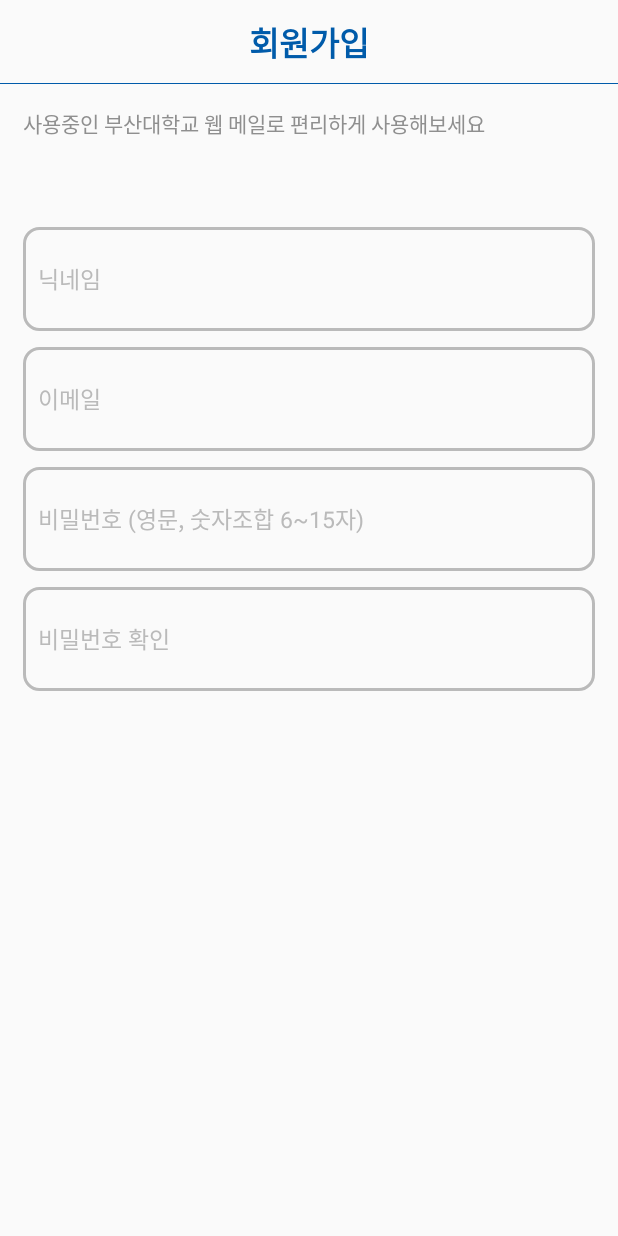
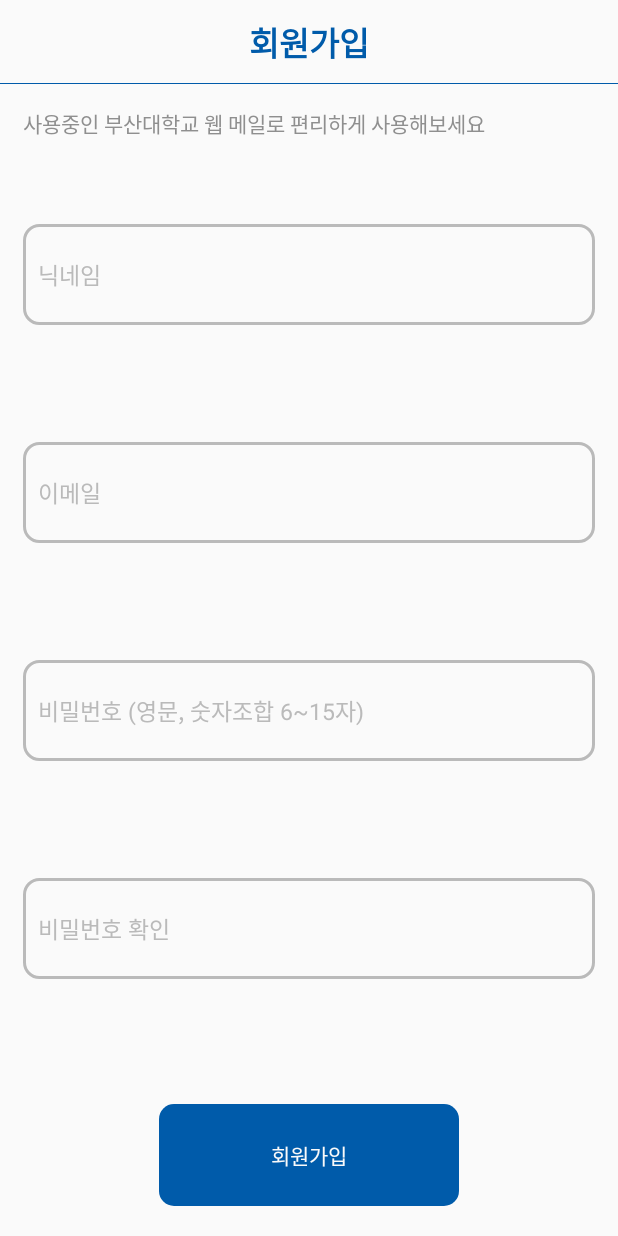
Before and after one commit to extJo/isthere, an Android app: the RegisterLogin screen opened directly, with no data from a screen before it, on a phone screen of 412 x 824 dp. Run offline under Robolectric (Android 15) with nearby library versions, the phone set to English and light mode, and no system bars.

Commit message:
login 페이지 수정중

```diff
--- a/app/src/main/res/layout/register_login.xml
+++ b/app/src/main/res/layout/register_login.xml
@@ -52,6 +52,10 @@
             <requestFocus/>
         </EditText>
 
+        <LinearLayout
+            android:layout_width="match_parent"
+            android:layout_height="0dp"
+            android:layout_weight="1"/>
         <EditText
             android:id="@+id/register_email"
             android:layout_width="match_parent"
@@ -67,6 +71,10 @@
             android:inputType="textEmailAddress"
             />
 
+        <LinearLayout
+            android:layout_width="match_parent"
+            android:layout_height="0dp"
+            android:layout_weight="1"/>
         <EditText
             android:id="@+id/register_password"
             android:layout_width="match_parent"
@@ -82,6 +90,10 @@
             android:inputType="textPassword"
             />
 
+        <LinearLayout
+            android:layout_width="match_parent"
+            android:layout_height="0dp"
+            android:layout_weight="1"/>
         <EditText
             android:id="@+id/register_password_confirm"
             android:layout_width="match_parent"
@@ -98,6 +110,23 @@
             android:imeOptions="actionDone"
             />
 
+        <LinearLayout
+            android:layout_width="match_parent"
+            android:layout_height="0dp"
+            android:layout_weight="1"/>
+
+        <Button
+            android:id="@+id/register_finish_button"
+            android:layout_width="200dp"
+            android:layout_height="0dp"
+            android:layout_weight="1"
+            android:layout_gravity="center"
+            android:layout_margin="10dp"
+            android:background="@drawable/roundcorner_fullblue"
+            android:text="회원가입"
+            android:textColor="@color/white"/>
+
+
 
     </LinearLayout>
 </RelativeLayout>
```
